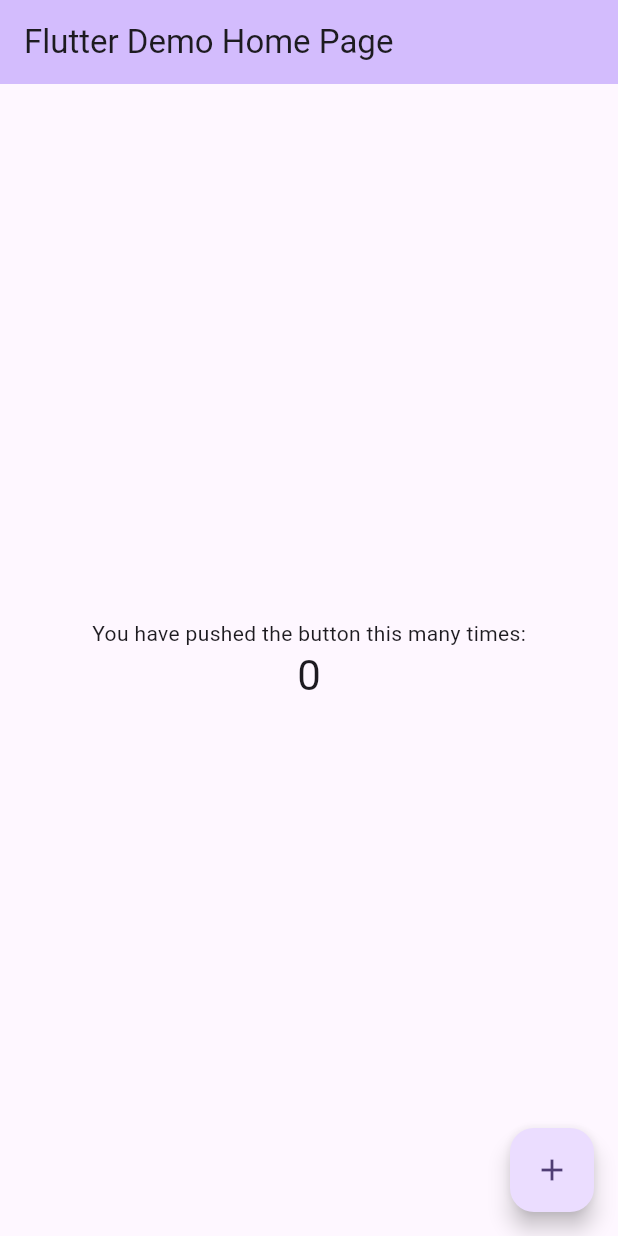
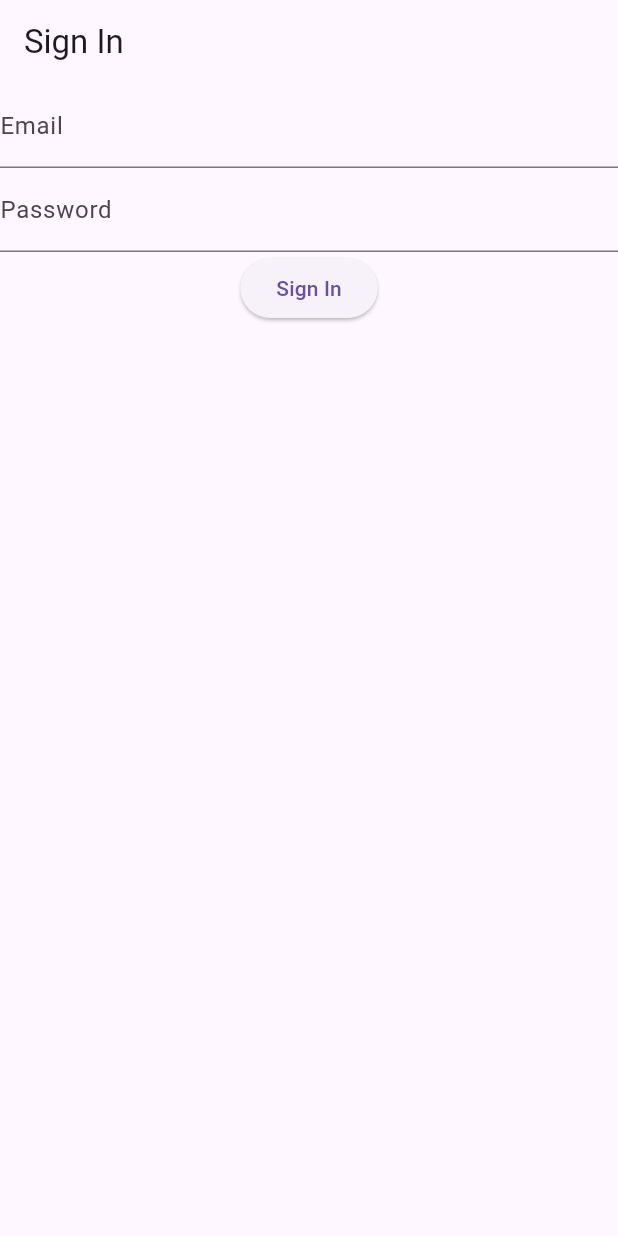
Before and after one commit to kirmada1509/bitsplit, a Flutter app: the screen it shows after launch, on a phone screen of 412 x 824 dp. Run offline on Flutter 3.47's test engine with Material 3 defaults, Android fonts, the phone set to English and light mode, and no system bars; our stand-ins replace firebase_auth, firebase_core, flutter_riverpod, fpdart, go_router; accounts and stored records are empty.

Commit message:
domain data presentation

```diff
--- /dev/null
+++ b/lib/core/routes/routes.dart
@@ -0,0 +1,23 @@
+import 'package:bitsplit/features/auth/presentation/pages/sign_in_page.dart';
+import 'package:bitsplit/features/home/presentation/pages/home_page.dart';
+import 'package:flutter/material.dart';
+import 'package:go_router/go_router.dart';
+
+final GoRouter router = GoRouter(
+  routes: <RouteBase>[
+    GoRoute(
+      path: '/',
+      name: 'sign-in',
+      builder: (BuildContext context, GoRouterState state) {
+        return SignInPage();
+      },
+    ),
+    GoRoute(
+      path: '/home-page',
+      name: 'home-page',
+      builder: (BuildContext context, GoRouterState state) {
+        return HomePage();
+      },
+    ),
+  ],
+);
--- /dev/null
+++ b/lib/features/auth/data/repository/auth_repository_impl.dart
@@ -0,0 +1,32 @@
+import 'package:bitsplit/features/auth/data/data_sources/auth_remote_data_source.dart';
+import 'package:bitsplit/features/auth/domain/entities/user_entity.dart';
+import 'package:bitsplit/features/auth/domain/repository/auth_repository.dart';
+
+class AuthRepositoryImpl implements AuthRepository{
+
+  final AuthRemoteDataSource remoteDataSource;
+
+  AuthRepositoryImpl(this.remoteDataSource);
+
+  @override
+  Future<UserEntity?> signInWithEmailPassword(String email, String password){
+    return remoteDataSource.signInWithEmailPassword(email, password);
+  }
+
+  @override
+  Future<UserEntity?> signUpWithEmailPassword(String name, String email, String password) {
+    return remoteDataSource.signUpWithEmailPassword(name, email, password);
+  }
+
+  @override
+  Future<void> signOut() {
+    return remoteDataSource.signOut();
+  }
+
+  @override
+  // TODO: implement userStream
+  Stream<UserEntity?> get userStream {
+    return remoteDataSource.userStream;
+  }
+
+}
--- /dev/null
+++ b/lib/features/auth/domain/entities/user_entity.dart
@@ -0,0 +1,6 @@
+class UserEntity {
+  final String uid;
+  final String name;
+
+  UserEntity({required this.uid, required this.name});
+}
--- /dev/null
+++ b/lib/features/auth/domain/repository/auth_repository.dart
@@ -0,0 +1,8 @@
+import 'package:bitsplit/features/auth/domain/entities/user_entity.dart';
+
+abstract class AuthRepository {
+  Future<UserEntity?> signInWithEmailPassword(String email, String password);
+  Future<UserEntity?> signUpWithEmailPassword(String name, String email, String password);
+  Future<void> signOut();
+  Stream<UserEntity?> get userStream;
+}
--- /dev/null
+++ b/lib/features/auth/domain/use_cases/signIn_usecase.dart
@@ -0,0 +1,14 @@
+import 'package:bitsplit/core/errors/failure.dart';
+import 'package:bitsplit/features/auth/domain/entities/user_entity.dart';
+import 'package:bitsplit/features/auth/domain/repository/auth_repository.dart';
+import 'package:fpdart/fpdart.dart';
+
+class SignInUseCase {
+  final AuthRepository repository;
+
+  SignInUseCase(this.repository);
+
+  Future<UserEntity?> call(String email, String password) {
+    return repository.signInWithEmailPassword(email, password);
+  }
+}
--- /dev/null
+++ b/lib/features/auth/presentation/pages/sign_in_page.dart
@@ -0,0 +1,48 @@
+import 'package:bitsplit/features/auth/presentation/providers/auth_provider.dart';
+import 'package:flutter/material.dart';
+import 'package:flutter_riverpod/flutter_riverpod.dart';
+import 'package:go_router/go_router.dart';
+
+class SignInPage extends ConsumerStatefulWidget {
+  @override
+  _SignInPageState createState() => _SignInPageState();
+}
+
+class _SignInPageState extends ConsumerState<SignInPage> {
+  final TextEditingController emailController = TextEditingController();
+  final TextEditingController passwordController = TextEditingController();
+
+  void signIn() async {
+    final signInUseCase = ref.read(signInProvider);
+    final user =
+        await signInUseCase(emailController.text, passwordController.text);
+    if (user != null) {
+      ScaffoldMessenger.of(context)
+          .showSnackBar(SnackBar(content: Text("Welcome ${user.name}!")));
+      context.go('/home-page');
+      ;
+    } else {
+      ScaffoldMessenger.of(context)
+          .showSnackBar(SnackBar(content: Text("Login failed")));
+    }
+  }
+
+  @override
+  Widget build(BuildContext context) {
+    return Scaffold(
+      appBar: AppBar(title: Text("Sign In")),
+      body: Column(
+        children: [
+          TextField(
+              controller: emailController,
+              decoration: InputDecoration(labelText: "Email")),
+          TextField(
+              controller: passwordController,
+              decoration: InputDecoration(labelText: "Password"),
+              obscureText: true),
+          ElevatedButton(onPressed: signIn, child: Text("Sign In")),
+        ],
+      ),
+    );
+  }
+}
--- a/lib/main.dart
+++ b/lib/main.dart
@@ -1,125 +1,21 @@
+import 'package:bitsplit/core/routes/routes.dart';
 import 'package:flutter/material.dart';
+import 'package:firebase_core/firebase_core.dart';
+import 'package:flutter_riverpod/flutter_riverpod.dart';
 
-void main() {
-  runApp(const MyApp());
+void main() async{
+  WidgetsFlutterBinding.ensureInitialized();
+  await Firebase.initializeApp();
+  runApp(ProviderScope(child: MyApp()));
 }
 
 class MyApp extends StatelessWidget {
   const MyApp({super.key});
 
-  // This widget is the root of your application.
   @override
   Widget build(BuildContext context) {
-    return MaterialApp(
-      title: 'Flutter Demo',
-      theme: ThemeData(
-        // This is the theme of your application.
-        //
-        // TRY THIS: Try running your application with "flutter run". You'll see
-        // the application has a purple toolbar. Then, without quitting the app,
-        // try changing the seedColor in the colorScheme below to Colors.green
-        // and then invoke "hot reload" (save your changes or press the "hot
-        // reload" button in a Flutter-supported IDE, or press "r" if you used
-        // the command line to start the app).
-        //
-        // Notice that the counter didn't reset back to zero; the application
-        // state is not lost during the reload. To reset the state, use hot
-        // restart instead.
-        //
-        // This works for code too, not just values: Most code changes can be
-        // tested with just a hot reload.
-        colorScheme: ColorScheme.fromSeed(seedColor: Colors.deepPurple),
-        useMaterial3: true,
-      ),
-      home: const MyHomePage(title: 'Flutter Demo Home Page'),
+    return MaterialApp.router(
+      routerConfig: router,
     );
   }
 }
-
-class MyHomePage extends StatefulWidget {
-  const MyHomePage({super.key, required this.title});
-
-  // This widget is the home page of your application. It is stateful, meaning
-  // that it has a State object (defined below) that contains fields that affect
-  // how it looks.
-
-  // This class is the configuration for the state. It holds the values (in this
-  // case the title) provided by the parent (in this case the App widget) and
-  // used by the build method of the State. Fields in a Widget subclass are
-  // always marked "final".
-
-  final String title;
-
-  @override
-  State<MyHomePage> createState() => _MyHomePageState();
-}
-
-class _MyHomePageState extends State<MyHomePage> {
-  int _counter = 0;
-
-  void _incrementCounter() {
-    setState(() {
-      // This call to setState tells the Flutter framework that something has
-      // changed in this State, which causes it to rerun the build method below
-      // so that the display can reflect the updated values. If we changed
-      // _counter without calling setState(), then the build method would not be
-      // called again, and so nothing would appear to happen.
-      _counter++;
-    });
-  }
-
-  @override
-  Widget build(BuildContext context) {
-    // This method is rerun every time setState is called, for instance as done
-    // by the _incrementCounter method above.
-    //
-    // The Flutter framework has been optimized to make rerunning build methods
-    // fast, so that you can just rebuild anything that needs updating rather
-    // than having to individually change instances of widgets.
-    return Scaffold(
-      appBar: AppBar(
-        // TRY THIS: Try changing the color here to a specific color (to
-        // Colors.amber, perhaps?) and trigger a hot reload to see the AppBar
-        // change color while the other colors stay the same.
-        backgroundColor: Theme.of(context).colorScheme.inversePrimary,
-        // Here we take the value from the MyHomePage object that was created by
-        // the App.build method, and use it to set our appbar title.
-        title: Text(widget.title),
-      ),
-      body: Center(
-        // Center is a layout widget. It takes a single child and positions it
-        // in the middle of the parent.
-        child: Column(
-          // Column is also a layout widget. It takes a list of children and
-          // arranges them vertically. By default, it sizes itself to fit its
-          // children horizontally, and tries to be as tall as its parent.
-          //
-          // Column has various properties to control how it sizes itself and
-          // how it positions its children. Here we use mainAxisAlignment to
-          // center the children vertically; the main axis here is the vertical
-          // axis because Columns are vertical (the cross axis would be
-          // horizontal).
-          //
-          // TRY THIS: Invoke "debug painting" (choose the "Toggle Debug Paint"
-          // action in the IDE, or press "p" in the console), to see the
-          // wireframe for each widget.
-          mainAxisAlignment: MainAxisAlignment.center,
-          children: <Widget>[
-            const Text(
-              'You have pushed the button this many times:',
-            ),
-            Text(
-              '$_counter',
-              style: Theme.of(context).textTheme.headlineMedium,
-            ),
-          ],
-        ),
-      ),
-      floatingActionButton: FloatingActionButton(
-        onPressed: _incrementCounter,
-        tooltip: 'Increment',
-        child: const Icon(Icons.add),
-      ), // This trailing comma makes auto-formatting nicer for build methods.
-    );
-  }
-}
```
Also changed, not shown: lib/core/errors/failure.dart (added, +8 -0 lines), lib/features/auth/data/data_sources/auth_remote_data_source.dart (added, +51 -0 lines), lib/features/auth/data/models/user_model.dart (added, +13 -0 lines), lib/features/auth/presentation/providers/auth_provider.dart (added, +26 -0 lines), lib/features/home/presentation/pages/home_page.dart (added, +15 -0 lines), pubspec.yaml (+9 -0 lines), firebase.json (added), lib/firebase_options.dart (added), pubspec.lock, 16 other files.
